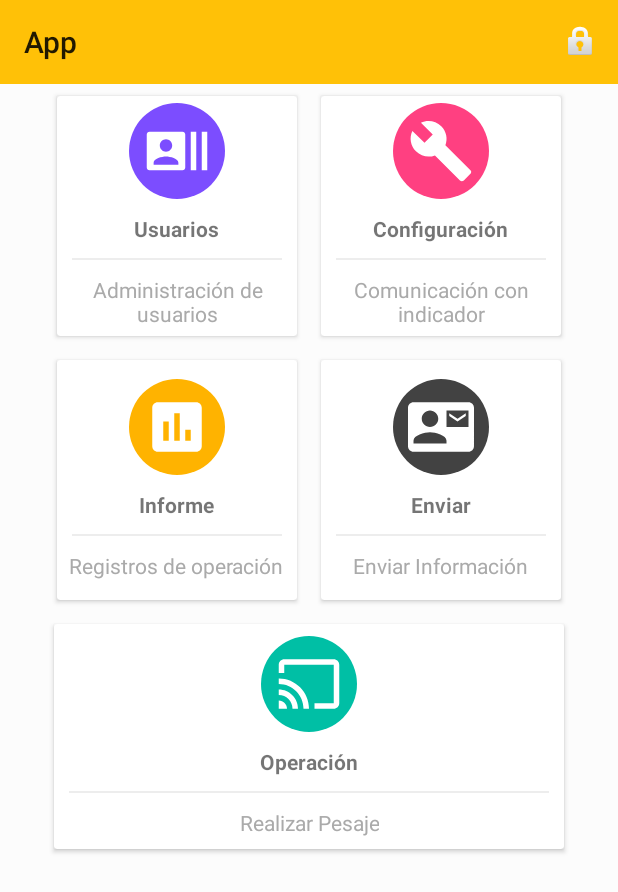
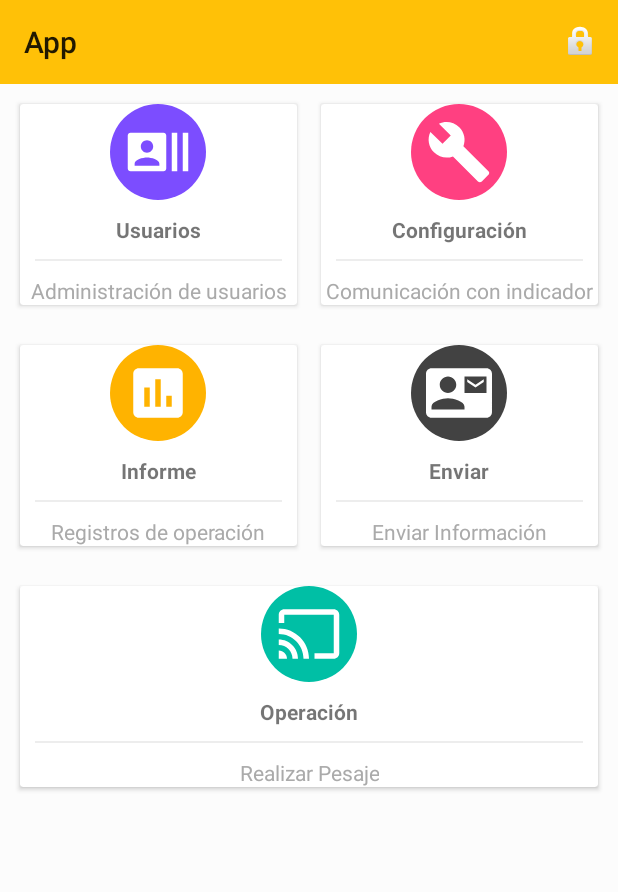
Before and after one commit to andres18160/AppAndroid, an Android app: the principalActivity screen opened directly, with no data from a screen before it, on a phone screen of 412 x 824 dp. Shown: the top 892 px of the screen. Run offline under Robolectric (Android 15) with nearby library versions, the phone set to English and light mode, and no system bars; 1 statement that could not run was skipped.

Commit message:
cambios  varios

```diff
--- a/AutoPesoTruck/app/src/main/java/co/com/cardinalscale/autopesotruck/Adaptadores/UsuariosAdapter.java
+++ b/AutoPesoTruck/app/src/main/java/co/com/cardinalscale/autopesotruck/Adaptadores/UsuariosAdapter.java
@@ -12,6 +12,8 @@ import android.widget.BaseAdapter;
 import android.widget.Filter;
 import android.widget.ImageView;
 import android.widget.TextView;
+
+import com.frosquivel.magicalcamera.Utilities.ConvertSimpleImage;
 
 import java.io.ByteArrayInputStream;
 import java.util.ArrayList;
@@ -67,8 +69,7 @@ public class UsuariosAdapter extends BaseAdapter {
         descripcion.setText(ListaObjetos.get(position).getNombreDeUsuario());
         Bitmap bitmap = null;
         try{
-            ByteArrayInputStream bais = new ByteArrayInputStream(ListaObjetos.get(position).getFoto());
-            bitmap = BitmapFactory.decodeStream(bais);
+             bitmap = ConvertSimpleImage.bytesToBitmap (ListaObjetos.get(position).getFoto()) ;
             imagen.setImageBitmap(bitmap);
         }catch (Exception e){
             Log.e("Error Foto",e.getMessage().toString());
--- a/AutoPesoTruck/app/src/main/java/co/com/cardinalscale/autopesotruck/Datos/TablaUsuarios.java
+++ b/AutoPesoTruck/app/src/main/java/co/com/cardinalscale/autopesotruck/Datos/TablaUsuarios.java
@@ -82,6 +82,7 @@ public final class TablaUsuarios {
                 values.put(APELLIDO,usuario.getApellidos());
                 values.put(NOMBRE, usuario.getNombres());
                 values.put(CLAVE, usuario.getClave());
+                values.put(FOTO, usuario.getFoto());
 
                 // Which row to update, based on the title
                 String selection = USUARIO + " LIKE ?";
--- a/AutoPesoTruck/app/src/main/java/co/com/cardinalscale/autopesotruck/UsuarioListActivity.java
+++ b/AutoPesoTruck/app/src/main/java/co/com/cardinalscale/autopesotruck/UsuarioListActivity.java
@@ -63,6 +63,8 @@ public class UsuarioListActivity extends AppCompatActivity implements SearchView
     }
     private void CargarListaUsuarios(){
         listaUsuarios=cdUsuario.GetListaUsuarios();
+        if(listaUsuarios==null)
+            return;
          miadaptador=new UsuariosAdapter(getApplicationContext(),listaUsuarios);
         listViewUsers.setAdapter(miadaptador);
     }
--- a/AutoPesoTruck/app/src/main/res/layout/principal.xml
+++ b/AutoPesoTruck/app/src/main/res/layout/principal.xml
@@ -14,6 +14,7 @@
 
 
     <LinearLayout
+        android:padding="5dp"
         android:clipToPadding="false"
         android:gravity="center"
         android:orientation="horizontal"
@@ -23,8 +24,9 @@
             android:id="@+id/CardUser"
             android:foreground="?android:attr/selectableItemBackground"
             android:clickable="true"
-            android:layout_width="160dp"
-            android:layout_height="160dp"
+            android:layout_width="match_parent"
+            android:layout_height="match_parent"
+            android:layout_weight="1"
             android:layout_margin="8dp">
             <LinearLayout
                 android:layout_width="match_parent"
@@ -61,8 +63,9 @@
             android:id="@+id/CardConfig"
             android:foreground="?android:attr/selectableItemBackground"
             android:clickable="true"
-            android:layout_width="160dp"
-            android:layout_height="160dp"
+            android:layout_width="match_parent"
+            android:layout_height="match_parent"
+            android:layout_weight="1"
             android:layout_margin="8dp">
             <LinearLayout
                 android:layout_width="match_parent"
@@ -99,6 +102,7 @@
 
 </LinearLayout>
     <LinearLayout
+        android:padding="5dp"
         android:clipToPadding="false"
         android:gravity="center"
         android:orientation="horizontal"
@@ -108,8 +112,9 @@
             android:id="@+id/CardReporte"
             android:foreground="?android:attr/selectableItemBackground"
             android:clickable="true"
-            android:layout_width="160dp"
-            android:layout_height="160dp"
+            android:layout_width="match_parent"
+            android:layout_height="match_parent"
+            android:layout_weight="1"
             android:layout_margin="8dp">
             <LinearLayout
                 android:layout_width="match_parent"
@@ -146,8 +151,9 @@
             android:id="@+id/CardSend"
             android:foreground="?android:attr/selectableItemBackground"
             android:clickable="true"
-            android:layout_width="160dp"
-            android:layout_height="160dp"
+            android:layout_width="match_parent"
+            android:layout_height="match_parent"
+            android:layout_weight="1"
             android:layout_margin="8dp">
             <LinearLayout
                 android:layout_width="match_parent"
@@ -185,6 +191,7 @@
 
     </LinearLayout>
     <LinearLayout
+        android:padding="5dp"
         android:clipToPadding="false"
         android:gravity="center"
         android:orientation="horizontal"
@@ -194,8 +201,9 @@
             android:id="@+id/CardOperacion"
             android:foreground="?android:attr/selectableItemBackground"
             android:clickable="true"
-            android:layout_width="340dp"
-            android:layout_height="150dp"
+            android:layout_width="match_parent"
+            android:layout_height="match_parent"
+            android:layout_weight="1"
             android:layout_margin="8dp">
             <LinearLayout
                 android:layout_width="match_parent"
```
Also changed, not shown: AutoPesoTruck/app/src/main/java/co/com/cardinalscale/autopesotruck/UsuariosActivity.java (+14 -3 lines).
